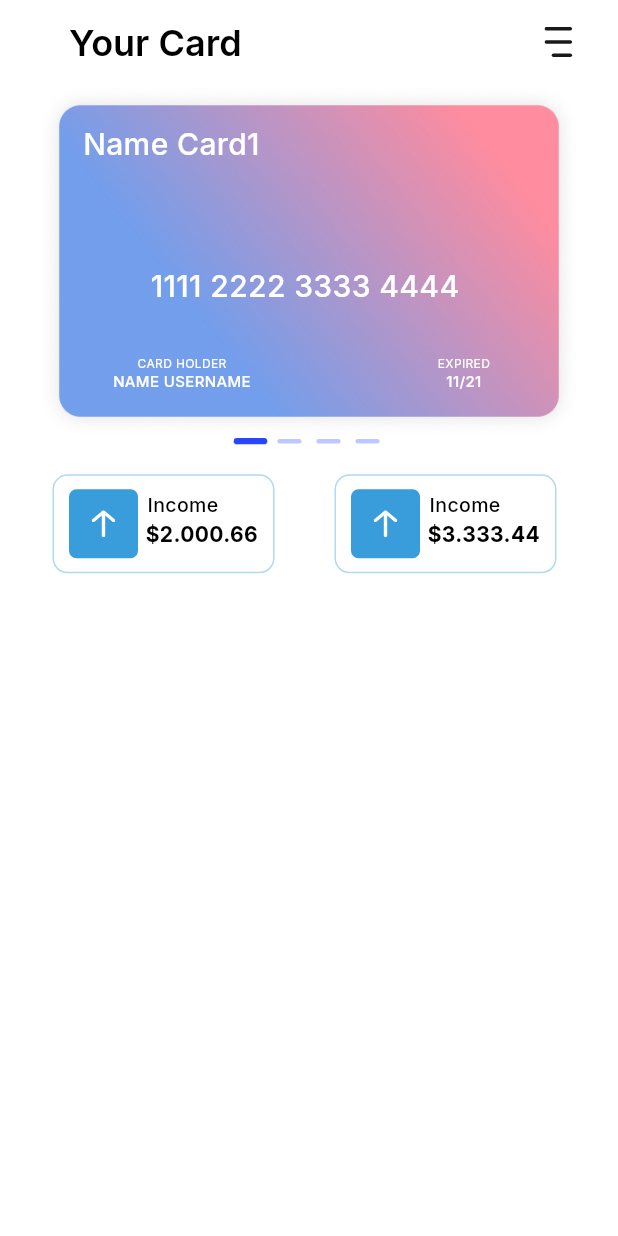
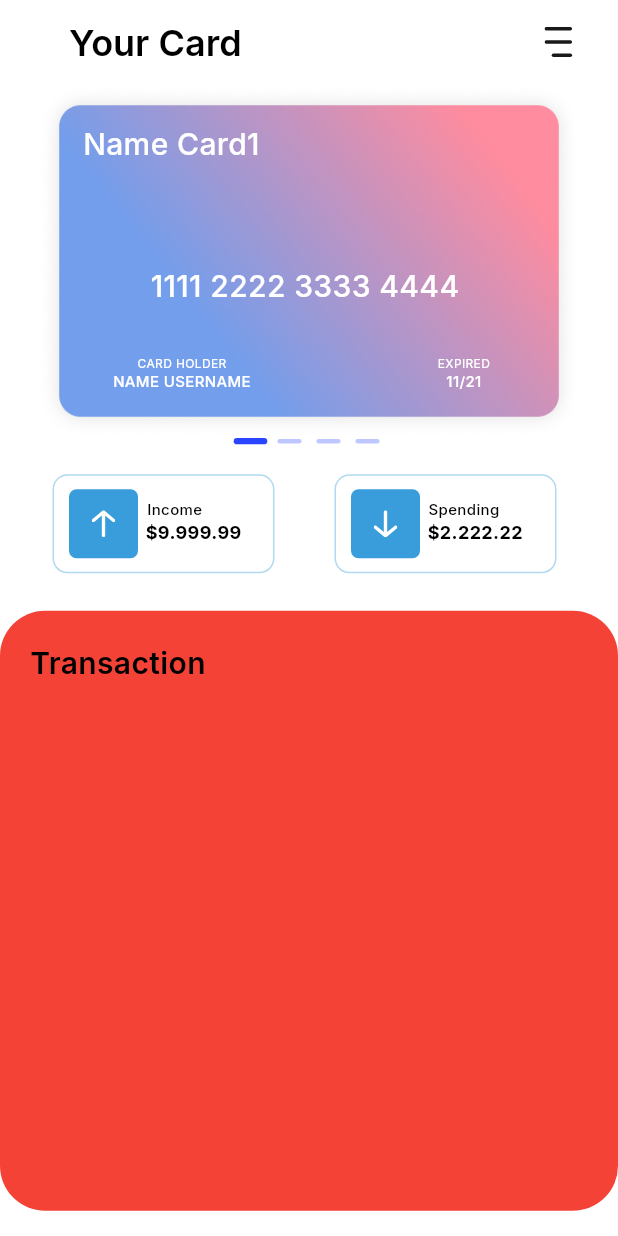
Before and after one commit to Maksi-GitHub/Figma_app, a Flutter app: the YourCard screen opened directly, on a phone screen of 412 x 824 dp. Run offline on Flutter 3.47's test engine with Material 3 defaults, Android fonts, the light colour scheme and no system bars; drawn by our look-alikes of smooth_page_indicator; our stand-ins replace flutter_svg, google_fonts.

Commit message:
Доделана работа с Up and Down и начата с Transaction

```diff
--- a/lib/design/color.dart
+++ b/lib/design/color.dart
@@ -19,3 +19,5 @@ const cardColor2 = Color(0xFFF6C6BB);
 const borderUpDown = Color(0x500585CE);
 
 const containerUpDowm = Color(0xFF399DDC);
+
+const containerTransaction = Color(0xFFF7FAFC);
--- a/lib/design/your_cards.dart
+++ b/lib/design/your_cards.dart
@@ -31,11 +31,19 @@ const List yourCard = [
 
 const List incomeSpending = [
   {
-    "income": "\$2.000.66",
-    "spending": "\$3.333.44"
+    "income": "\$9.999.99",
+    "spending": "\$2.222.22"
   },
   {
-    "income": "\$232423",
-    "spending": "\$341234"
+    "income": "\$3.333.33",
+    "spending": "\$4.444.44"
+  },
+  {
+    "income": "\$5.555.55",
+    "spending": "\$6.666.66"
+  },
+  {
+    "income": "\$7.777.77",
+    "spending": "\$8.888.88"
   },
 ];
--- a/lib/pages/your_card_page.dart
+++ b/lib/pages/your_card_page.dart
@@ -13,7 +13,14 @@ class YourCard extends StatefulWidget {
 }
 
 class _YourCardState extends State<YourCard> {
-  final _controller = PageController();
+  PageController _pageController = PageController();
+  int _currentPageIndex = 0;
+
+  @override
+  void dispose() {
+    _pageController.dispose();
+    super.dispose();
+  }
 
   @override
   Widget build(BuildContext context) {
@@ -46,8 +53,13 @@ class _YourCardState extends State<YourCard> {
             height: 236,
             width: 419,
             child: PageView(
-                controller: _controller,
+                controller: _pageController,
                 scrollDirection: Axis.horizontal,
+                onPageChanged: (int index) {
+                  setState(() {
+                    _currentPageIndex = index;
+                  });
+                },
                 children: List.generate(yourCard.length, (index) {
                   return Center(
                     child: Stack(
@@ -131,7 +143,7 @@ class _YourCardState extends State<YourCard> {
                 })),
           ),
           SmoothPageIndicator(
-            controller: _controller,
+            controller: _pageController,
             count: 4,
             effect: ScaleEffect(
                 activeDotColor: primaryColor,
@@ -172,22 +184,22 @@ class _YourCardState extends State<YourCard> {
                             height: 10,
                           ),
                           Container(
-                            margin: const EdgeInsets.only(right: 20),
+                            margin: const EdgeInsets.only(right: 20, top: 5),
                             child: Text(
                               'Income',
                               style: GoogleFonts.inter(
                                   textStyle: const TextStyle(
-                                      fontSize: 13,
+                                      fontSize: 10,
                                       color: textColor,
                                       fontWeight: FontWeight.w500)),
                             ),
                           ),
                           Container(
                             margin: const EdgeInsets.only(left: 5),
-                            child: Text(incomeSpending[0]['income'],
+                            child: Text(incomeSpending[_currentPageIndex]['income'],
                                 style: GoogleFonts.inter(
                                     textStyle: const TextStyle(
-                                        fontSize: 14,
+                                        fontSize: 12,
                                         color: textColor,
                                         fontWeight: FontWeight.w700))),
                           ),
@@ -218,7 +230,7 @@ class _YourCardState extends State<YourCard> {
                           ),
                           child: Padding(
                             padding: const EdgeInsets.all(14),
-                            child: upArrow,
+                            child: downArrow,
                           ),
                         ),
                       ),
@@ -229,22 +241,22 @@ class _YourCardState extends State<YourCard> {
                             height: 10,
                           ),
                           Container(
-                            margin: const EdgeInsets.only(right: 20),
+                            margin: const EdgeInsets.only(right: 10, top: 5),
                             child: Text(
-                              'Income',
+                              'Spending',
                               style: GoogleFonts.inter(
                                   textStyle: const TextStyle(
-                                      fontSize: 13,
+                                      fontSize: 10,
                                       color: textColor,
                                       fontWeight: FontWeight.w500)),
                             ),
                           ),
                           Container(
                             margin: const EdgeInsets.only(left: 5),
-                            child: Text(incomeSpending[0]['spending'],
+                            child: Text(incomeSpending[_currentPageIndex]['spending'],
                                 style: GoogleFonts.inter(
                                     textStyle: const TextStyle(
-                                        fontSize: 14,
+                                        fontSize: 12,
                                         color: textColor,
                                         fontWeight: FontWeight.w700))),
                           ),
@@ -255,6 +267,26 @@ class _YourCardState extends State<YourCard> {
                 ),
               )
             ],
+          ),
+          const SizedBox(height: 25,),
+          Container(
+            height: 400,
+            width: double.infinity,
+            decoration: BoxDecoration(color: Colors.red,
+            borderRadius: BorderRadius.circular(30)),
+            child: Column(
+              children: [
+                Container(
+                  alignment: Alignment.bottomLeft,
+                  margin: EdgeInsets.only(left: 20, top: 20),
+                  child: Text('Transaction', style: GoogleFonts.inter(
+                                      textStyle: const TextStyle(
+                                          fontSize: 20,
+                                          color: textColor,
+                                          fontWeight: FontWeight.w600))),
+                )
+              ],
+            ),
           )
         ],
       ),
```
